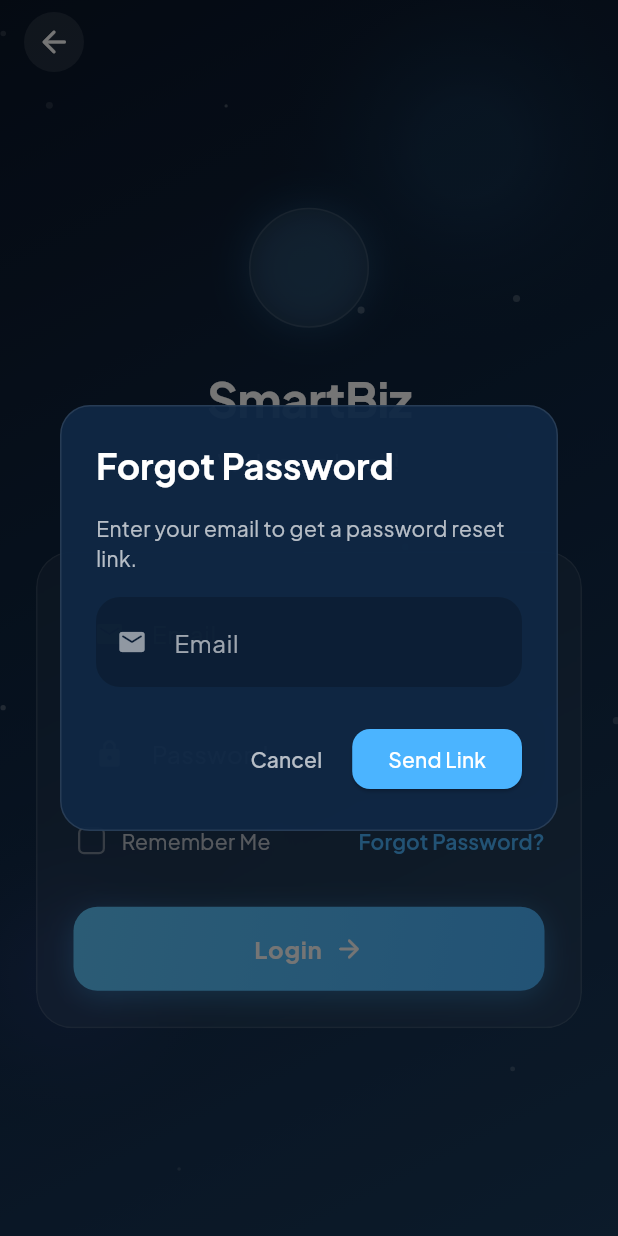
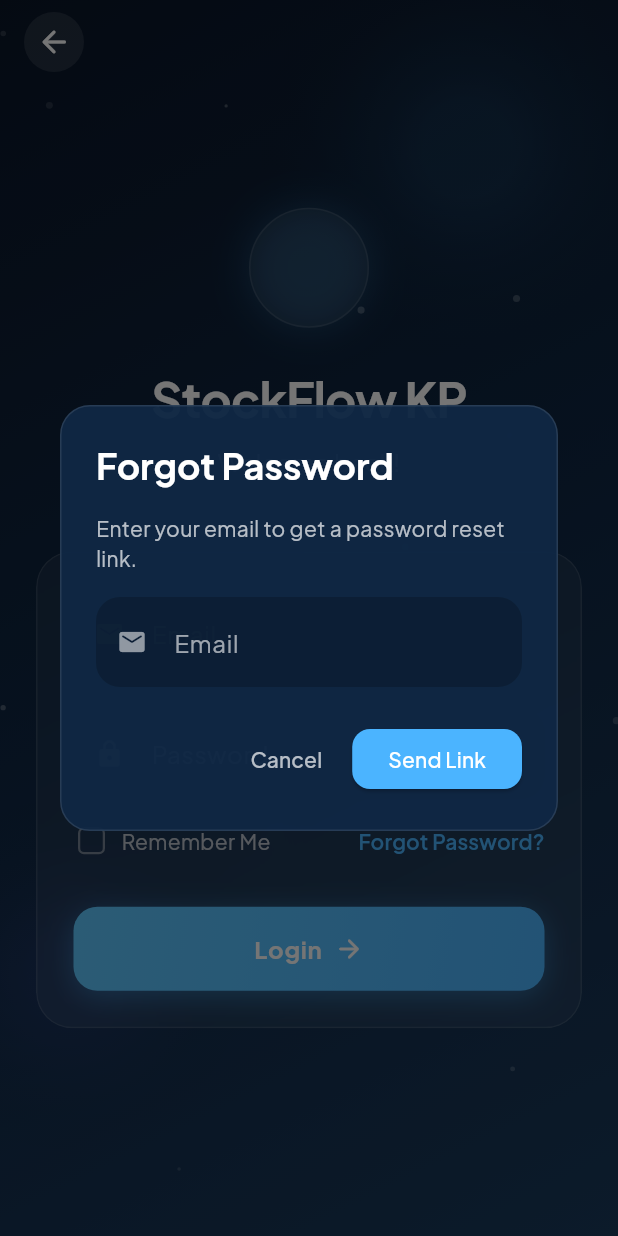
Before and after one commit to nathanaeli/stockflowkp, a Flutter app: the LoginScreen screen opened directly, after a tap on "Forgot Password?", on a phone screen of 412 x 824 dp. Run offline on Flutter 3.47's test engine with Material 3 defaults, Android fonts, the phone set to English and light mode, and no system bars; our stand-ins replace barcode_widget, connectivity_plus, csv, file_picker, fl_chart, flutter_map and 11 more; missing offline and left inert: excel, flutter_email_sender, qr_code_scanner; accounts and stored records are empty.

Commit message:
update
update

```diff
--- a/lib/l10n/app_en.arb
+++ b/lib/l10n/app_en.arb
@@ -1,6 +1,6 @@
 {
   "@@locale": "en",
-  "appTitle": "SmartBiz",
+  "appTitle": "StockFlow KP",
   "@appTitle": {
     "description": "The title of the app displayed on the home screen"
   },
@@ -8,7 +8,7 @@
   "@subtitle": {
     "description": "The subtitle describing the app features"
   },
-  "enterButton": "Enter SmartBiz",
+  "enterButton": "Enter StockFlow KP",
   "@enterButton": {
     "description": "The text on the enter button"
   },
--- a/lib/l10n/app_fr.arb
+++ b/lib/l10n/app_fr.arb
@@ -1,6 +1,6 @@
 {
   "@@locale": "fr",
-  "appTitle": "SmartBiz",
+  "appTitle": "StockFlow KP",
   "@appTitle": {
     "description": "The title of the app displayed on the home screen"
   },
@@ -8,7 +8,7 @@
   "@subtitle": {
     "description": "The subtitle describing the app features"
   },
-  "enterButton": "Entrer dans SmartBiz",
+  "enterButton": "Entrer dans StockFlow KP",
   "@enterButton": {
     "description": "The text on the enter button"
   },
--- a/lib/l10n/app_localizations.dart
+++ b/lib/l10n/app_localizations.dart
@@ -100,7 +100,7 @@ abstract class AppLocalizations {
   /// The title of the app displayed on the home screen
   ///
   /// In en, this message translates to:
-  /// **'SmartBiz'**
+  /// **'StockFlow KP'**
   String get appTitle;
 
   /// The subtitle describing the app features
@@ -112,7 +112,7 @@ abstract class AppLocalizations {
   /// The text on the enter button
   ///
   /// In en, this message translates to:
-  /// **'Enter SmartBiz'**
+  /// **'Enter StockFlow KP'**
   String get enterButton;
 
   /// Label for email field
--- a/lib/l10n/app_localizations_en.dart
+++ b/lib/l10n/app_localizations_en.dart
@@ -9,13 +9,13 @@ class AppLocalizationsEn extends AppLocalizations {
   AppLocalizationsEn([String locale = 'en']) : super(locale);
 
   @override
-  String get appTitle => 'SmartBiz';
+  String get appTitle => 'StockFlow KP';
 
   @override
   String get subtitle => 'Manage your business like a pro.\nSales • Inventory • Customers • Reports';
 
   @override
-  String get enterButton => 'Enter SmartBiz';
+  String get enterButton => 'Enter StockFlow KP';
 
   @override
   String get email => 'Email';
--- a/lib/l10n/app_localizations_fr.dart
+++ b/lib/l10n/app_localizations_fr.dart
@@ -9,13 +9,13 @@ class AppLocalizationsFr extends AppLocalizations {
   AppLocalizationsFr([String locale = 'fr']) : super(locale);
 
   @override
-  String get appTitle => 'SmartBiz';
+  String get appTitle => 'StockFlow KP';
 
   @override
   String get subtitle => 'Gérez votre entreprise comme un pro.\nVentes • Inventaire • Clients • Rapports';
 
   @override
-  String get enterButton => 'Entrer dans SmartBiz';
+  String get enterButton => 'Entrer dans StockFlow KP';
 
   @override
   String get email => 'Email';
--- a/lib/officer/barcode_generator_screen.dart
+++ b/lib/officer/barcode_generator_screen.dart
@@ -185,7 +185,7 @@ class _BarcodeGeneratorScreenState extends State<BarcodeGeneratorScreen> {
       // Save PDF to temporary directory
       final output = await getTemporaryDirectory();
       final file = File(
-        '${output.path}/smartbiz_barcodes_${DateTime.now().millisecondsSinceEpoch}.pdf',
+        '${output.path}/stockflowkp_barcodes_${DateTime.now().millisecondsSinceEpoch}.pdf',
       );
       await file.writeAsBytes(await pdf.save());
 
--- a/lib/officer/officer_home.dart
+++ b/lib/officer/officer_home.dart
@@ -142,7 +142,7 @@ class _OfficerHomeState extends State<OfficerHome> {
         officerId,
         token,
       );
-      print(dashboardData['products']);
+
       await DatabaseService().saveDashboardData(dashboardData);
 
       // Verify deletion and show alert if failed
--- a/lib/services/api_service.dart
+++ b/lib/services/api_service.dart
@@ -5,7 +5,7 @@ import 'dart:io';
 import 'package:stockflowkp/services/database_service.dart';
 
 class ApiService {
-  static const String baseUrl = 'https://stockflowkp.online/';
+  static const String baseUrl = 'https://stockflowkp.online';
 
   Future<Map<String, dynamic>> login(String email, String password) async {
     try {
@@ -179,7 +179,9 @@ class ApiService {
       );
 
       if (response.statusCode == 200) {
-        return jsonDecode(response.body);
+        print(response.body); // Debug: Print raw response
+        return jsonDecode(response.body);
+
       } else {
         throw Exception(
           'Failed to fetch dashboard: ${response.statusCode} - ${response.body}',
--- a/lib/services/database_service.dart
+++ b/lib/services/database_service.dart
@@ -14,7 +14,7 @@ class DatabaseService {
   DatabaseService._internal();
 
   static Database? _database;
-  static const _databaseName = 'updatedinfo.db';
+  static const _databaseName = 'masangura.db';
   static const _databaseVersion = 36;
 
   // Sync Status Constants
@@ -1181,6 +1181,8 @@ class DatabaseService {
             json['stocks'] as List<dynamic>,
           );
         }
+
+
         if (json.containsKey('sales') && json['sales'] is List) {
           // Use individual _smartUpsert for sales to handle schema differences
           for (var sale in json['sales'] as List) {
--- a/lib/tenants/create_duka_page.dart
+++ b/lib/tenants/create_duka_page.dart
@@ -451,7 +451,7 @@ class _MapPickerScreenState extends State<_MapPickerScreen> {
             children: [
               TileLayer(
                 urlTemplate: 'https://tile.openstreetmap.org/{z}/{x}/{y}.png',
-                userAgentPackageName: 'com.stockflowkp.app',
+                userAgentPackageName: 'com.petson.stockflowkp',
               ),
               MarkerLayer(
                 markers: [
```
Also changed, not shown: 7 other files.
